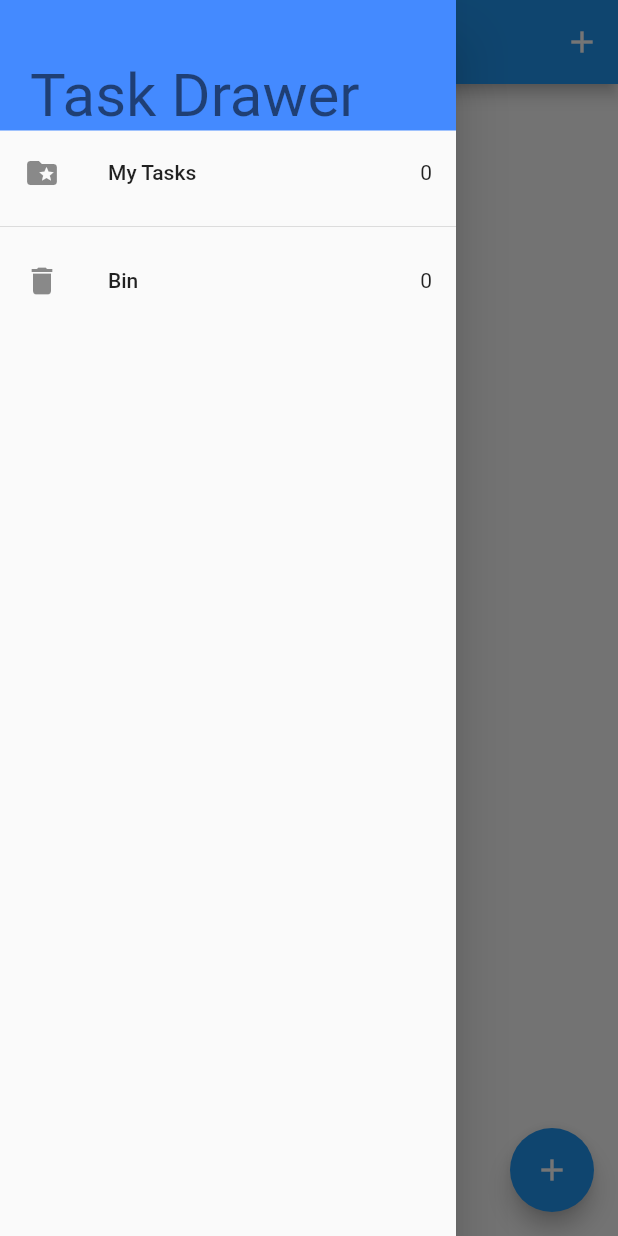
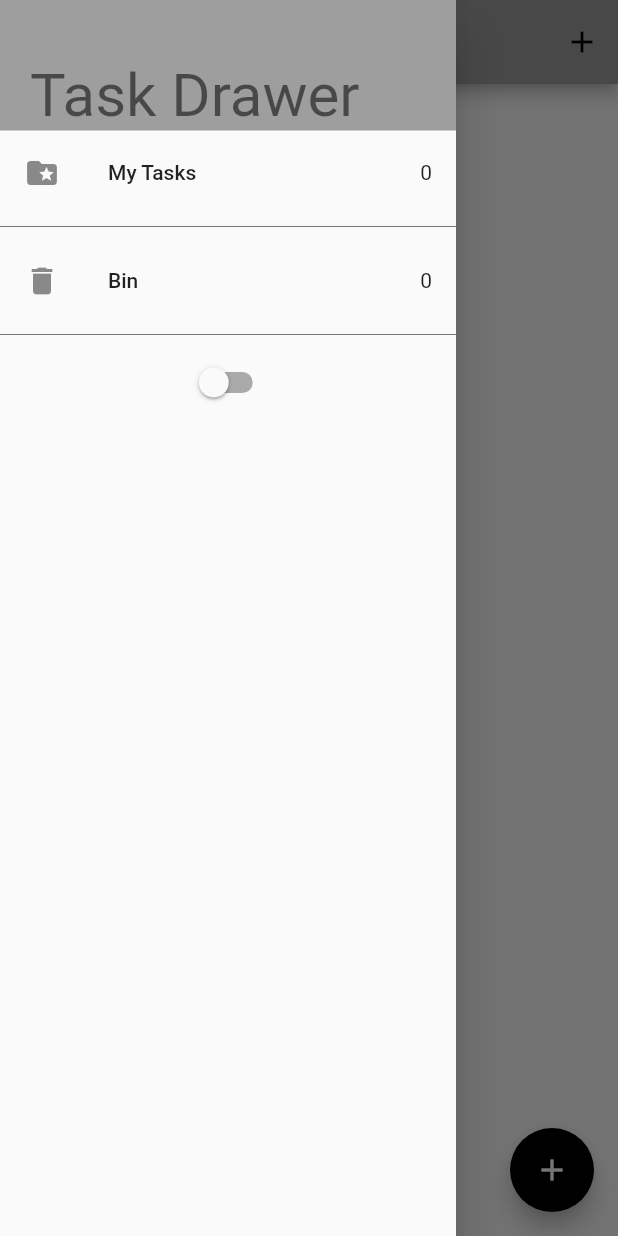
Before and after one commit to maleoaje/TaskApp-Bloc-Course, a Flutter app: the screen it shows after launch, with the side drawer open, on a phone screen of 412 x 824 dp. Run offline on Flutter 3.47's test engine with Material 2 defaults, Android fonts, the phone set to English and light mode, and no system bars; our stand-ins replace bloc, equatable, flutter_bloc, hydrated_bloc.

Commit message:
dark mode

```diff
--- a/lib/blocs/bloc_exports.dart
+++ b/lib/blocs/bloc_exports.dart
@@ -1,3 +1,4 @@
-export './bloc/tasks_bloc.dart';
+export './tasks_bloc/tasks_bloc.dart';
+export './switch_bloc/switch_bloc.dart';
 export 'package:flutter_bloc/flutter_bloc.dart';
 export 'package:hydrated_bloc/hydrated_bloc.dart';
--- /dev/null
+++ b/lib/blocs/switch_bloc/switch_event.dart
@@ -0,0 +1,12 @@
+part of 'switch_bloc.dart';
+
+abstract class SwitchEvent extends Equatable {
+  const SwitchEvent();
+
+  @override
+  List<Object> get props => [];
+}
+
+class SwitchOnEvent extends SwitchEvent {}
+
+class SwitchOffEvent extends SwitchEvent {}
--- /dev/null
+++ b/lib/blocs/switch_bloc/switch_state.dart
@@ -0,0 +1,13 @@
+part of 'switch_bloc.dart';
+
+class SwitchState extends Equatable {
+  final bool switchValue;
+  const SwitchState(this.switchValue);
+
+  @override
+  List<Object> get props => [switchValue];
+}
+
+class SwitchInitial extends SwitchState {
+  const SwitchInitial(bool switchValue) : super(switchValue);
+}
--- a/lib/main.dart
+++ b/lib/main.dart
@@ -2,6 +2,7 @@ import 'package:flutter/material.dart';
 import 'package:flutter_tasks_app/blocs/bloc_exports.dart';
 import 'package:flutter_tasks_app/blocs/my_bloc_observer.dart';
 import 'package:flutter_tasks_app/services/app_router.dart';
+import 'package:flutter_tasks_app/services/app_theme.dart';
 import 'package:path_provider/path_provider.dart';
 
 import 'screens/tasks_screen.dart';
@@ -24,15 +25,22 @@ class MyApp extends StatelessWidget {
   // This widget is the root of your application.
   @override
   Widget build(BuildContext context) {
-    return BlocProvider(
-      create: (context) => TasksBloc(),
-      child: MaterialApp(
-        title: 'Flutter Tasks App',
-        theme: ThemeData(
-          primarySwatch: Colors.blue,
-        ),
-        home: const TasksScreen(),
-        onGenerateRoute: appRouter.onGenerateRoute,
+    return MultiBlocProvider(
+      providers: [
+        BlocProvider(create: (context) => TasksBloc()),
+        BlocProvider(create: (context) => SwitchBloc())
+      ],
+      child: BlocBuilder<SwitchBloc, SwitchState>(
+        builder: (context, state) {
+          return MaterialApp(
+            title: 'Flutter Tasks App',
+            theme: state.switchValue
+                ? AppThemes.appThemeData[AppTheme.darkTheme]
+                : AppThemes.appThemeData[AppTheme.lightTheme],
+            home: const TasksScreen(),
+            onGenerateRoute: appRouter.onGenerateRoute,
+          );
+        },
       ),
     );
   }
--- a/lib/screens/recycle_bin.dart
+++ b/lib/screens/recycle_bin.dart
@@ -23,7 +23,7 @@ class RecycleBin extends StatelessWidget {
               )
             ],
           ),
-          drawer: const TaskDrawer(),
+          drawer: TaskDrawer(),
           body: Column(
             crossAxisAlignment: CrossAxisAlignment.center,
             children: [
--- a/lib/screens/task_draweer.dart
+++ b/lib/screens/task_draweer.dart
@@ -4,7 +4,9 @@ import 'package:flutter_tasks_app/screens/recycle_bin.dart';
 import 'package:flutter_tasks_app/screens/tasks_screen.dart';
 
 class TaskDrawer extends StatelessWidget {
-  const TaskDrawer({Key? key}) : super(key: key);
+  TaskDrawer({Key? key}) : super(key: key);
+
+  bool switchValue = false;
 
   @override
   Widget build(BuildContext context) {
@@ -14,7 +16,7 @@ class TaskDrawer extends StatelessWidget {
           Container(
             width: double.infinity,
             padding: const EdgeInsets.fromLTRB(20, 40, 20, 0),
-            decoration: const BoxDecoration(color: Colors.blueAccent),
+            decoration: const BoxDecoration(color: Colors.grey),
             child: Text(
               'Task Drawer',
               style: Theme.of(context).textTheme.headlineLarge,
@@ -23,7 +25,8 @@ class TaskDrawer extends StatelessWidget {
           BlocBuilder<TasksBloc, TasksState>(
             builder: (context, state) {
               return GestureDetector(
-                onTap: () => Navigator.of(context).pushNamed(TasksScreen.id),
+                onTap: () =>
+                    Navigator.of(context).pushReplacementNamed(TasksScreen.id),
                 child: ListTile(
                   leading: const Icon(Icons.folder_special),
                   title: const Text('My Tasks'),
@@ -36,7 +39,8 @@ class TaskDrawer extends StatelessWidget {
           BlocBuilder<TasksBloc, TasksState>(
             builder: (context, state) {
               return GestureDetector(
-                onTap: () => Navigator.of(context).pushNamed(RecycleBin.id),
+                onTap: () =>
+                    Navigator.of(context).pushReplacementNamed(RecycleBin.id),
                 child: ListTile(
                   leading: const Icon(Icons.delete),
                   title: const Text('Bin'),
@@ -44,6 +48,18 @@ class TaskDrawer extends StatelessWidget {
                 ),
               );
             },
+          ),
+          const Divider(),
+          BlocBuilder<SwitchBloc, SwitchState>(
+            builder: (context, state) {
+              return Switch(
+                  value: state.switchValue,
+                  onChanged: (newValue) {
+                    newValue
+                        ? context.read<SwitchBloc>().add(SwitchOnEvent())
+                        : context.read<SwitchBloc>().add(SwitchOnEvent());
+                  });
+            },
           )
         ],
       ),
--- a/lib/screens/tasks_screen.dart
+++ b/lib/screens/tasks_screen.dart
@@ -38,7 +38,7 @@ class _TasksScreenState extends State<TasksScreen> {
               )
             ],
           ),
-          drawer: const TaskDrawer(),
+          drawer: TaskDrawer(),
           body: Column(
             crossAxisAlignment: CrossAxisAlignment.center,
             children: [
--- /dev/null
+++ b/lib/services/app_theme.dart
@@ -0,0 +1,55 @@
+import 'package:flutter/material.dart';
+
+enum AppTheme { lightTheme, darkTheme }
+
+class AppThemes {
+  static final appThemeData = {
+    AppTheme.darkTheme: ThemeData(
+      primaryColor: Colors.black,
+      brightness: Brightness.dark,
+      dividerColor: Colors.black54,
+      floatingActionButtonTheme: const FloatingActionButtonThemeData(
+        backgroundColor: Colors.white,
+      ),
+      textButtonTheme: TextButtonThemeData(
+        style: ButtonStyle(
+          foregroundColor: MaterialStateProperty.all(Colors.white),
+        ),
+      ),
+      textTheme: const TextTheme(
+        titleMedium: TextStyle(color: Colors.white),
+      ),
+      bottomNavigationBarTheme: const BottomNavigationBarThemeData(
+          backgroundColor: Colors.grey, unselectedItemColor: Colors.white),
+      colorScheme: ColorScheme.fromSwatch(primarySwatch: Colors.grey).copyWith(
+          background: const Color(0xFF212121), brightness: Brightness.dark),
+    ),
+
+    //
+    //
+
+    AppTheme.lightTheme: ThemeData(
+      primaryColor: Colors.white,
+      brightness: Brightness.light,
+      dividerColor: const Color(0xff757575),
+      floatingActionButtonTheme: const FloatingActionButtonThemeData(
+        backgroundColor: Colors.black,
+        foregroundColor: Colors.white,
+      ),
+      textButtonTheme: TextButtonThemeData(
+        style: ButtonStyle(
+          foregroundColor: MaterialStateProperty.all(Colors.black),
+        ),
+      ),
+      textTheme: const TextTheme(
+        titleMedium: TextStyle(color: Colors.black),
+      ),
+      bottomNavigationBarTheme: const BottomNavigationBarThemeData(
+          backgroundColor: Colors.grey,
+          selectedItemColor: Colors.black,
+          unselectedItemColor: Colors.white),
+      colorScheme: ColorScheme.fromSwatch(primarySwatch: Colors.grey).copyWith(
+          background: const Color(0xFFE5E5E5), brightness: Brightness.light),
+    ),
+  };
+}
--- a/lib/widgets/task_tile.dart
+++ b/lib/widgets/task_tile.dart
@@ -24,14 +24,16 @@ class TaskTile extends StatelessWidget {
           style: TextStyle(
               decoration: task.isDone! ? TextDecoration.lineThrough : null),
         ),
-        trailing: Checkbox(
+        trailing: task.isDeleted == false
+            ? Checkbox(
                 value: task.isDone,
                 onChanged: (value) {
                   context.read<TasksBloc>().add(
                         UpdateTask(task: task),
                       );
                 },
-        ),
+              )
+            : null,
         onLongPress: () => _removeOrDeleteTask(context, task));
   }
 }
```
Also changed, not shown: lib/blocs/switch_bloc/switch_bloc.dart (added, +20 -0 lines), lib/blocs/tasks_bloc/tasks_bloc.dart (renamed from lib/blocs/bloc/tasks_bloc.dart, +4 -3 lines), lib/blocs/tasks_bloc/tasks_event.dart (renamed from lib/blocs/bloc/tasks_event.dart), lib/blocs/tasks_bloc/tasks_state.dart (renamed from lib/blocs/bloc/tasks_state.dart). Lines whose indentation alone changed are shown as unchanged.
